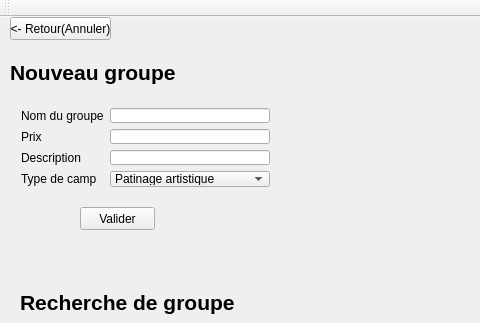
Above: AjouterPat/mainwindow.ui from EPAFprojet/Epaf before the change; both pictures show x 0 to 480 and y 0 to 323 of the 1076 by 798 pixel window. Below: the same form after it.
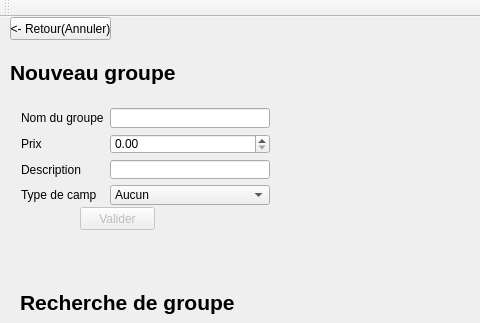
That is the form after the change. The open tabs and pages were chosen to show the change. Icons and pictures are not drawn.

Commit message: ajouter groupe

```diff
--- a/AjouterPat/mainwindow.ui
+++ b/AjouterPat/mainwindow.ui
@@ -1067,49 +1067,55 @@
         <x>10</x>
         <y>50</y>
         <width>271</width>
-        <height>101</height>
+        <height>119</height>
        </rect>
       </property>
       <layout class="QFormLayout" name="formLayout_8">
-       <item row="0" column="0">
+       <item row="1" column="0">
         <widget class="QLabel" name="label_48">
          <property name="text">
           <string>Nom du groupe</string>
          </property>
         </widget>
        </item>
-       <item row="1" column="0">
+       <item row="2" column="0">
         <widget class="QLabel" name="label_49">
          <property name="text">
           <string>Prix</string>
          </property>
         </widget>
        </item>
-       <item row="2" column="0">
+       <item row="3" column="0">
         <widget class="QLabel" name="label_50">
          <property name="text">
           <string>Description</string>
          </property>
         </widget>
        </item>
-       <item row="0" column="1">
-        <widget class="QLineEdit" name="lineEdit_31"/>
-       </item>
        <item row="1" column="1">
         <widget class="QLineEdit" name="lineEdit_32"/>
        </item>
-       <item row="2" column="1">
-        <widget class="QLineEdit" name="lineEdit_33"/>
+       <item row="3" column="1">
+        <widget class="QLineEdit" name="groupeDescritpionEdit">
+         <property name="maxLength">
+          <number>50</number>
+         </property>
+        </widget>
        </item>
-       <item row="3" column="0">
+       <item row="4" column="0">
         <widget class="QLabel" name="label_58">
          <property name="text">
           <string>Type de camp</string>
          </property>
         </widget>
        </item>
-       <item row="3" column="1">
-        <widget class="QComboBox" name="comboBox_2">
+       <item row="4" column="1">
+        <widget class="QComboBox" name="groupeTypeCampEdit">
+         <item>
+          <property name="text">
+           <string>Aucun</string>
+          </property>
+         </item>
          <item>
           <property name="text">
            <string>Patinage artistique</string>
@@ -1127,9 +1133,22 @@
          </item>
         </widget>
        </item>
+       <item row="2" column="1">
+        <widget class="QDoubleSpinBox" name="groupePrixSpinBox">
+         <property name="locale">
+          <locale language="English" country="Canada"/>
+         </property>
+         <property name="maximum">
+          <double>500.000000000000000</double>
+         </property>
+        </widget>
+       </item>
       </layout>
      </widget>
-     <widget class="QPushButton" name="pushButton_12">
+     <widget class="QPushButton" name="ajouterGroupeButton">
+      <property name="enabled">
+       <bool>false</bool>
+      </property>
       <property name="geometry">
        <rect>
         <x>80</x>
```
Left out of the diff: 8 changed lines with no effect on the pictures. The commit also changes 3 other files.
